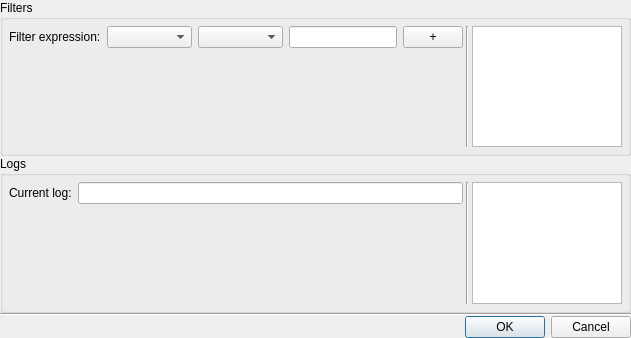
Old version of the form ui/filtrationwidget.ui in the repository snip89/wsnsim-postprocessor.
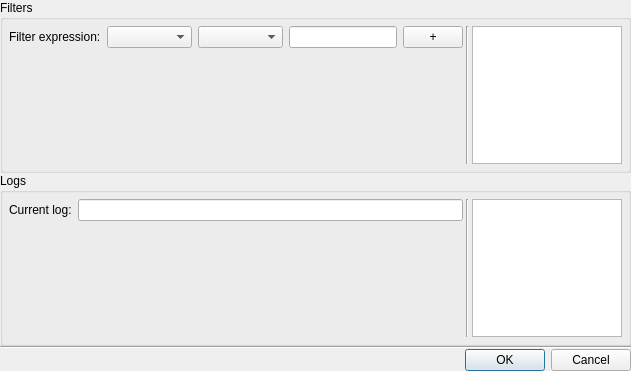
New version of the form.

What changed in the file:
```diff
--- a/ui/filtrationwidget.ui
+++ b/ui/filtrationwidget.ui
@@ -7,7 +7,7 @@
     <x>0</x>
     <y>0</y>
     <width>631</width>
-    <height>338</height>
+    <height>371</height>
    </rect>
   </property>
   <property name="windowTitle">
```
Left out of the diff: 148 changed lines with no effect on the pictures.
